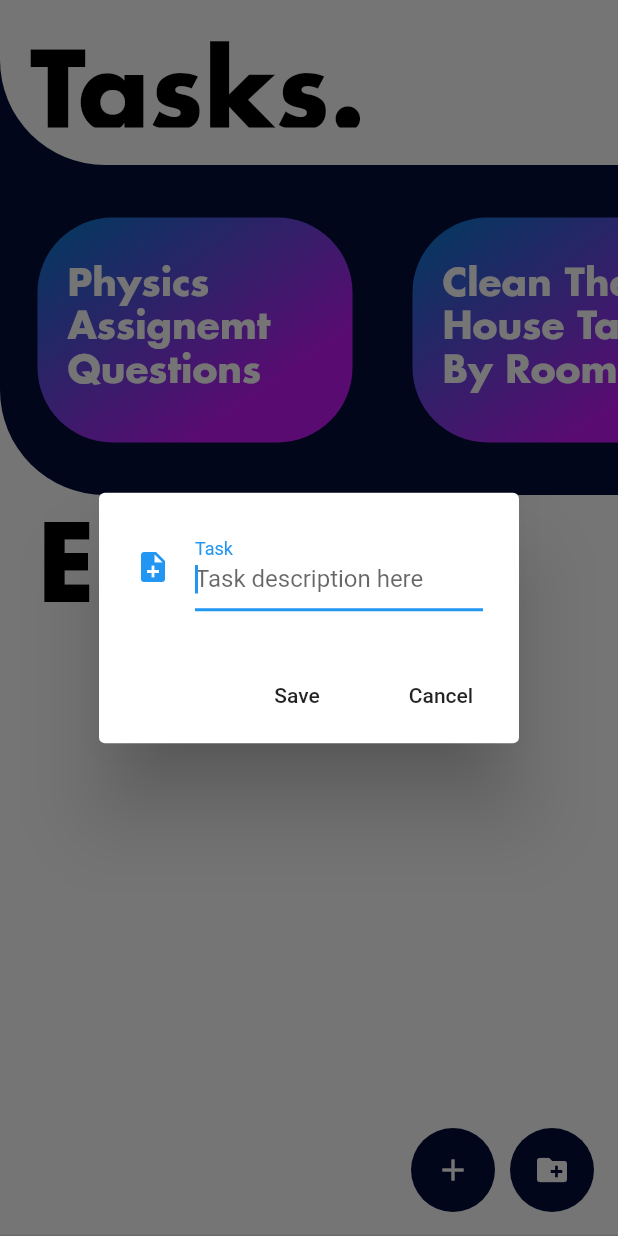
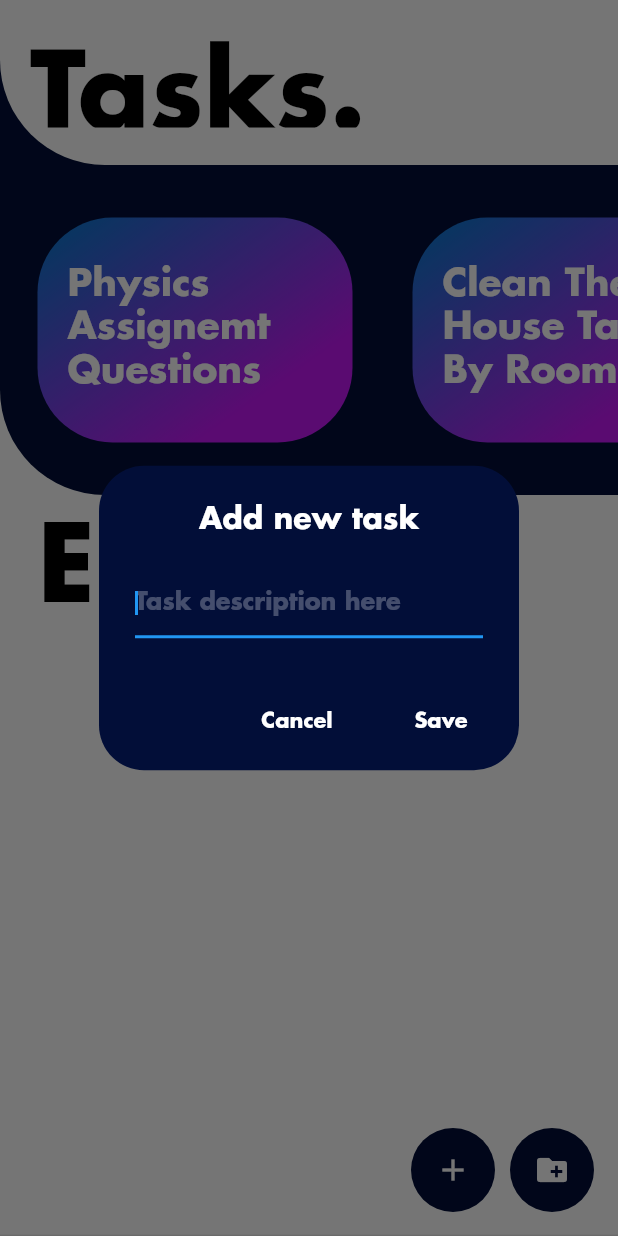
Before and after one commit to andersmh/done_app, a Flutter app: the screen it shows after launch, after a tap on the "add" icon, on a phone screen of 412 x 824 dp. Run offline on Flutter 3.47's test engine with Material 2 defaults, Android fonts, the phone set to English and light mode, and no system bars; our stand-ins replace sqflite; accounts and stored records are empty.

Commit message:
Custom update and add alerts

```diff
--- a/lib/ui/homeContent.dart
+++ b/lib/ui/homeContent.dart
@@ -45,7 +45,7 @@ class _HomeContentPageState extends State<HomeContentPage> {
               Icons.add,
               color: Colors.white,
             ),
-            onPressed: _showFormDialog,
+            onPressed: _addTaskForm,
             backgroundColor: Color(0xff020E38),
           ),
           SizedBox(
@@ -162,7 +162,7 @@ class _HomeContentPageState extends State<HomeContentPage> {
                           ),
                           contentPadding: EdgeInsets.symmetric(horizontal: 5),
                           onLongPress: () =>
-                              _updateItem(_itemList[index], index),
+                              _updateTaskForm(_itemList[index], index),
                           trailing: Listener(
                             key: Key(_itemList[index].itemName),
                             child: Icon(Icons.delete, color: Colors.black),
@@ -182,23 +182,58 @@ class _HomeContentPageState extends State<HomeContentPage> {
     );
   }
 
-  void _showFormDialog() {
+  void _addTaskForm() {
     var alert = AlertDialog(
+      shape: RoundedRectangleBorder(borderRadius: BorderRadius.circular(30)),
+      backgroundColor: Color(0xFF020E38),
+      elevation: 0,
+      contentTextStyle: TextStyle(color: Colors.white, fontFamily: 'Futura'),
+      title: Center(
+        child: Text(
+          'Add new task',
+          style: TextStyle(
+            color: Colors.white,
+            fontFamily: 'Futura',
+          ),
+        ),
+      ),
       content: Row(
         children: <Widget>[
           Expanded(
             child: TextField(
+              style: new TextStyle(color: Colors.white, fontFamily: 'Futura'),
               controller: _textEditingController,
               autofocus: true,
               decoration: InputDecoration(
-                  labelText: "Task",
-                  hintText: "Task description here",
-                  icon: Icon(Icons.note_add)),
+                hintText: "Task description here",
+                labelStyle: TextStyle(
+                  color: Colors.white,
+                  fontFamily: 'Futura',
+                ),
+                hintStyle: TextStyle(
+                  color: Color(0x44FFFFFF),
+                ),
+                suffixStyle: TextStyle(
+                  color: Colors.white,
+                  fontFamily: 'Futura',
+                ),
+                fillColor: Colors.white,
+              ),
             ),
           )
         ],
       ),
       actions: <Widget>[
+        FlatButton(
+          onPressed: () => Navigator.pop(context),
+          child: Text(
+            "Cancel",
+            style: TextStyle(
+              color: Colors.white,
+              fontFamily: 'Futura',
+            ),
+          ),
+        ),
         FlatButton(
           onPressed: () {
             if (_textEditingController.text != '') {
@@ -207,11 +242,13 @@ class _HomeContentPageState extends State<HomeContentPage> {
             _textEditingController.clear();
             Navigator.pop(context);
           },
-          child: Text("Save"),
-        ),
-        FlatButton(
-          onPressed: () => Navigator.pop(context),
-          child: Text("Cancel"),
+          child: Text(
+            "Save",
+            style: TextStyle(
+              color: Colors.white,
+              fontFamily: 'Futura',
+            ),
+          ),
         ),
       ],
     );
@@ -238,24 +275,58 @@ class _HomeContentPageState extends State<HomeContentPage> {
     });
   }
 
-  _updateItem(Item item, int index) {
+  _updateTaskForm(Item item, int index) {
     var alert = AlertDialog(
-      title: Text("Update Item"),
+      shape: RoundedRectangleBorder(borderRadius: BorderRadius.circular(30)),
+      backgroundColor: Color(0xFF020E38),
+      elevation: 0,
+      contentTextStyle: TextStyle(color: Colors.white, fontFamily: 'Futura'),
+      title: Center(
+        child: Text(
+          'Update task',
+          style: TextStyle(
+            color: Colors.white,
+            fontFamily: 'Futura',
+          ),
+        ),
+      ),
       content: Row(
         children: <Widget>[
           Expanded(
             child: TextField(
+              style: new TextStyle(color: Colors.white, fontFamily: 'Futura'),
               controller: _textEditingController,
               autofocus: true,
               decoration: InputDecoration(
-                  labelText: "Task",
-                  hintText: "Task description here",
-                  icon: Icon(Icons.update)),
+                hintText: "Task description here",
+                labelStyle: TextStyle(
+                  color: Colors.white,
+                  fontFamily: 'Futura',
+                ),
+                hintStyle: TextStyle(
+                  color: Color(0x44FFFFFF),
+                ),
+                suffixStyle: TextStyle(
+                  color: Colors.white,
+                  fontFamily: 'Futura',
+                ),
+                fillColor: Colors.white,
+              ),
             ),
           )
         ],
       ),
       actions: <Widget>[
+        FlatButton(
+          onPressed: () => Navigator.pop(context),
+          child: Text(
+            "Cancel",
+            style: TextStyle(
+              color: Colors.white,
+              fontFamily: 'Futura',
+            ),
+          ),
+        ),
         FlatButton(
             onPressed: () async {
               Item newItemUpdated = Item.fromMap(
@@ -273,9 +344,13 @@ class _HomeContentPageState extends State<HomeContentPage> {
               });
               Navigator.pop(context);
             },
-            child: Text("Update")),
-        FlatButton(
-            onPressed: () => Navigator.pop(context), child: Text("Cancel"))
+            child: Text(
+              "Update",
+              style: TextStyle(
+                color: Colors.white,
+                fontFamily: 'Futura',
+              ),
+            )),
       ],
     );
 
```
